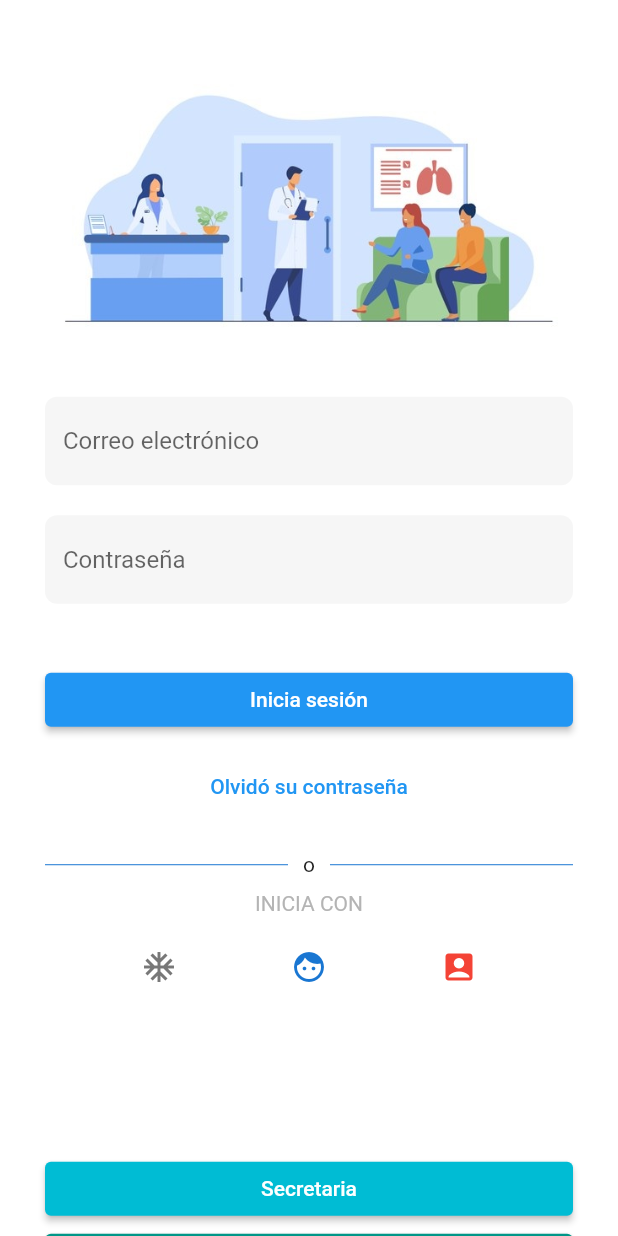
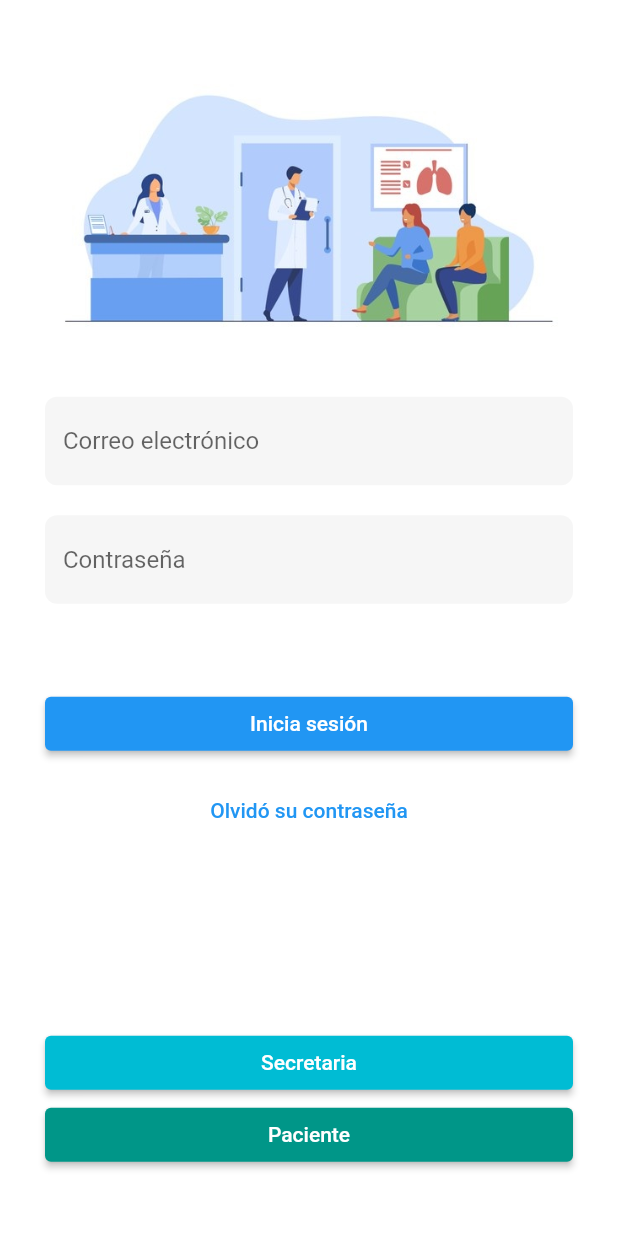
Before and after one commit to otsenreDC/demo-project, a Flutter app: the screen it shows after launch, on a phone screen of 412 x 824 dp. Run offline on Flutter 3.47's test engine with Material 2 defaults, Android fonts, the phone set to English and light mode, and no system bars; our stand-ins replace cloud_firestore, data_connection_checker, firebase_auth, firebase_core, get_it, shared_preferences; missing offline and left inert: either_option; accounts and stored records are empty.

```diff
--- a/lib/domain/models/failure.dart
+++ b/lib/domain/models/failure.dart
@@ -1 +1,13 @@
-class Failure {}
+class Failure {
+  final Exception cause;
+
+  Failure({this.cause});
+}
+
+class UserNotRegisteredFailure extends Failure {}
+
+class WrongPasswordFailure extends Failure {}
+
+class UnknownSignInFailure extends Failure {
+  UnknownSignInFailure({Exception cause}) : super(cause: cause);
+}
--- a/lib/domain/models/ui_state.dart
+++ b/lib/domain/models/ui_state.dart
@@ -1,16 +1,16 @@
-import 'package:flutter/cupertino.dart';
-
 abstract class UIState {}
 
 class UILoading implements UIState {}
 
-class UIError implements UIState {
+class UIError<T> implements UIState {
   Exception exception;
   String message;
+  T errorData;
 
   UIError({
-    @required this.message,
+    this.message = "",
     this.exception,
+    this.errorData,
   });
 }
 
--- /dev/null
+++ b/lib/domain/services/session_service.dart
@@ -0,0 +1,9 @@
+import 'package:either_option/either_option.dart';
+import 'package:project_docere/domain/models/failure.dart';
+
+abstract class ISessionService {
+  Future<Either<Failure, bool>> signInWithEmail(
+    String email,
+    String password,
+  );
+}
--- a/lib/framework/ui/login/login_pg.dart
+++ b/lib/framework/ui/login/login_pg.dart
@@ -2,11 +2,16 @@ import 'package:flutter/material.dart';
 import 'package:flutter/widgets.dart';
 import 'package:project_docere/colors.dart';
 import 'package:project_docere/domain/models/session.dart';
+import 'package:project_docere/domain/models/ui_state.dart';
 import 'package:project_docere/domain/routers/routes.dart';
+import 'package:project_docere/domain/view_models/login/login_vm.dart';
+import 'package:project_docere/framework/ui/widgets/error_wg.dart';
+import 'package:project_docere/framework/ui/widgets/loadgin_wg.dart';
 import 'package:project_docere/framework/ui/widgets/text_input_decoration.dart';
 import 'package:project_docere/framework/ui/widgets/vertical_spacer.dart';
 import 'package:project_docere/injection_container.dart';
 import 'package:project_docere/texts.dart';
+import 'package:provider/provider.dart';
 
 Container _inputContainer(Widget child) {
   return Container(
@@ -20,9 +25,46 @@ class LoginPage extends StatelessWidget {
 
   @override
   Widget build(BuildContext context) {
-    return Scaffold(
+    return ChangeNotifierProvider(
+      create: (BuildContext buildContext) {
+        return sl<LoginViewModel>(param1: buildContext);
+      },
+      child: Scaffold(
         backgroundColor: Colors.white,
-      body: Container(
+        body: Consumer<LoginViewModel>(builder: (_, viewModel, __) {
+          final uiState = viewModel.getUIState;
+
+          if (uiState is UIShowData) {
+            return _LoginScreen(
+              viewModel,
+              errorMessage: "",
+            );
+          }
+          if (uiState is UILoading) {
+            return Loading();
+          }
+          if (uiState is UIError) {
+            return _LoginScreen(
+              viewModel,
+              errorMessage: uiState.message,
+            );
+          }
+          return Error(message: "Error cargando página");
+        }),
+      ),
+    );
+  }
+}
+
+class _LoginScreen extends StatelessWidget {
+  final LoginViewModel _viewModel;
+  final String errorMessage;
+
+  const _LoginScreen(this._viewModel, {this.errorMessage = ""});
+
+  @override
+  Widget build(BuildContext context) {
+    return Container(
       width: double.infinity,
       child: SingleChildScrollView(
         child: Padding(
@@ -34,20 +76,37 @@ class LoginPage extends StatelessWidget {
               Image.asset("images/login_img.jpeg"),
               _inputContainer(TextFormField(
                 decoration: inputDecoration("Correo electrónico"),
+                onChanged: (String value) {
+                  _viewModel.setEmail = value;
+                },
               )),
               _inputContainer(TextFormField(
                 obscureText: true,
+                onChanged: (String value) {
+                  _viewModel.setPassword = value;
+                },
                 autocorrect: false,
                 enableSuggestions: false,
                 decoration: inputDecoration("Contraseña"),
               )),
+              Text(
+                errorMessage,
+                textAlign: TextAlign.center,
+                style: MedAppTextStyle.body().copyWith(
+                  color: MedAppColors.red,
+                ),
+              ),
               VerticalSpacer(30),
-                ElevatedButton(onPressed: () {}, child: Text("Inicia sesión")),
+              ElevatedButton(
+                  onPressed: () {
+                    _viewModel.signIn();
+                    FocusScope.of(context).requestFocus(FocusNode());
+                  },
+                  child: Text("Inicia sesión")),
               VerticalSpacer(10),
-                TextButton(
-                    onPressed: () {}, child: Text("Olvidó su contraseña")),
+              TextButton(onPressed: () {}, child: Text("Olvidó su contraseña")),
               VerticalSpacer(20),
-                Row(
+              /*Row(
                 mainAxisSize: MainAxisSize.max,
                 crossAxisAlignment: CrossAxisAlignment.center,
                 children: [
@@ -93,6 +152,7 @@ class LoginPage extends StatelessWidget {
                       onPressed: () {}),
                 ],
               ),
+               */
               VerticalSpacer(100),
               ElevatedButton(
                   style: ElevatedButton.styleFrom(primary: Colors.cyan),
@@ -112,7 +172,6 @@ class LoginPage extends StatelessWidget {
           ),
         ),
       ),
-      ),
     );
   }
 }
--- a/lib/framework/ui/widgets/loadgin_wg.dart
+++ b/lib/framework/ui/widgets/loadgin_wg.dart
@@ -3,7 +3,7 @@ import 'package:flutter/material.dart';
 class Loading extends StatelessWidget {
   final String message;
 
-  Loading({this.message});
+  Loading({this.message = "Procesando información"});
 
   @override
   Widget build(BuildContext context) {
```
Also changed, not shown: lib/domain/view_models/login/login_vm.dart (added, +66 -0 lines), lib/framework/services/session_service.dart (added, +42 -0 lines), lib/injection_container.dart (+16 -0 lines), pubspec.yaml (+9 -8 lines), pubspec.lock. Lines whose indentation alone changed are shown as unchanged.
